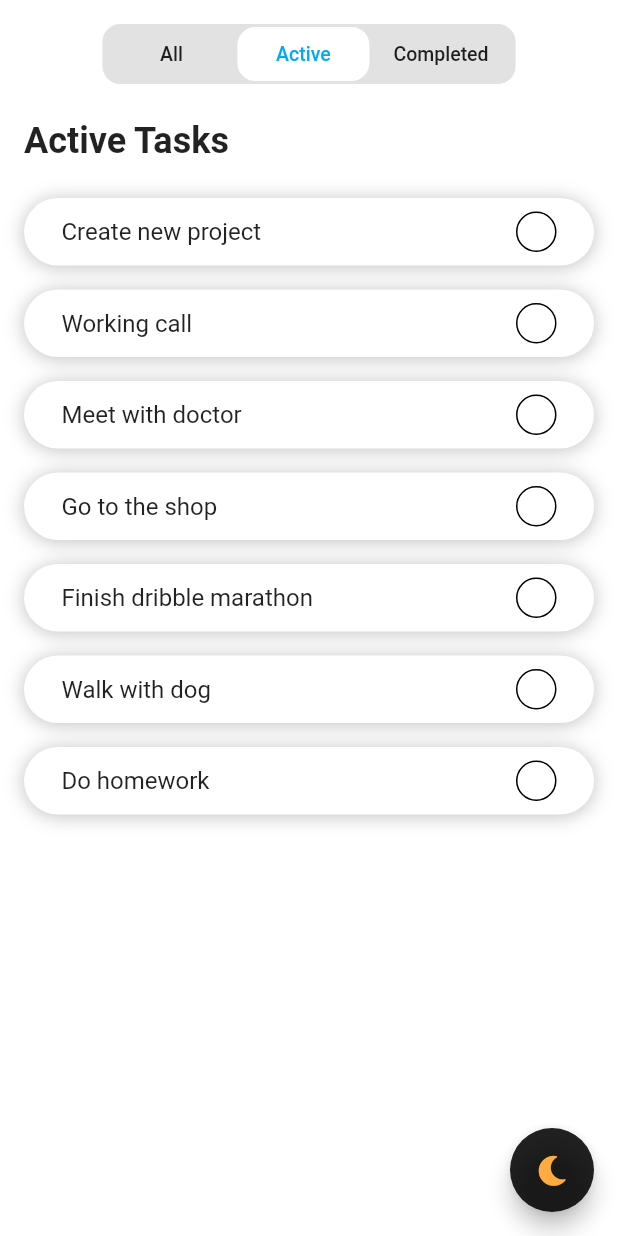
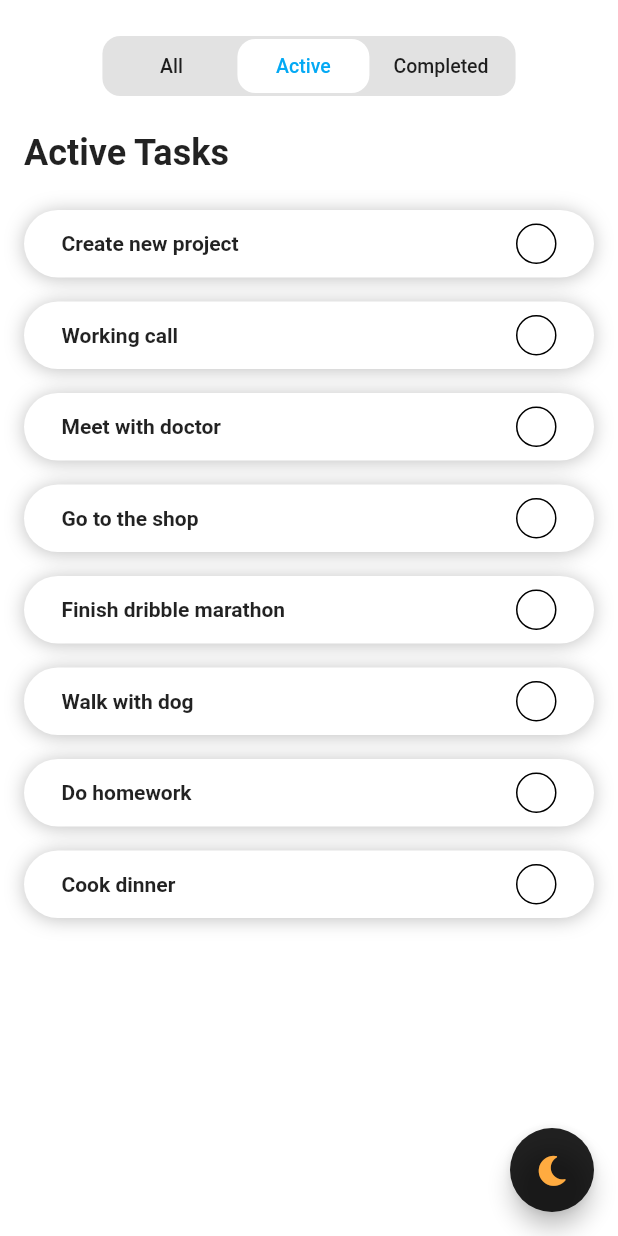
Before and after one commit to nguyenchitien/day02_ex_todolist, a Flutter app: the screen it shows after launch, after a tap on "Active", on a phone screen of 412 x 824 dp. Run offline on Flutter 3.47's test engine with Material 2 defaults, Android fonts, the phone set to English and light mode, and no system bars; our stand-ins replace font_awesome_flutter.

Commit message:
Refact code and update GUI UI

```diff
--- a/lib/main.dart
+++ b/lib/main.dart
@@ -1,9 +1,12 @@
 import 'package:flutter/material.dart';
 import 'package:flutter/services.dart';
+import 'package:flutter_day2_ex/res/colours.dart';
 import 'package:flutter_day2_ex/res/global_configurations.dart';
 import 'package:flutter_day2_ex/ui/home_page.dart';
 import 'package:flutter_day2_ex/widget/rounded_icon_button.dart';
 import 'package:font_awesome_flutter/font_awesome_flutter.dart';
+
+import 'res/global_configurations.dart';
 
 void main() {
   runApp(MyApp());
@@ -23,26 +26,23 @@ class _MyAppState extends State<MyApp> {
 
   @override
   Widget build(BuildContext context) {
-    final isDarkMode = GlobalConfigurations.isDarkMode;
-
     // TODO: Issue systemNavigationBarColor Android
+    // Fixed: 28/01/2021
     SystemChrome.setSystemUIOverlayStyle(
       SystemUiOverlayStyle(
         statusBarColor: Colors.transparent,
-        statusBarBrightness: isDarkMode ? Brightness.dark : Brightness.light,
+        statusBarBrightness: Colours.statusBrightness,
+        statusBarIconBrightness: Colours.statusBrightness,
+        systemNavigationBarIconBrightness: Colours.statusBrightness,
+        systemNavigationBarColor: Colours.systemNavigationBarColor,
       ),
     );
 
-    final themData = ThemeData(
-      primaryColor: isDarkMode ? Colors.black : Colors.white,
-      backgroundColor:
-          isDarkMode ? ThemeData.dark().backgroundColor : Colors.white,
-      buttonColor: isDarkMode ? Color(0xff3B3B3B) : Color(0xffF1F5FB),
-      textSelectionColor: isDarkMode ? Colors.white : Colors.black,
-      cardColor: isDarkMode ? Color(0xFF151515) : Colors.white,
-      canvasColor: isDarkMode ? ThemeData.dark().canvasColor : Colors.white,
-      brightness:
-          GlobalConfigurations.isDarkMode ? Brightness.dark : Brightness.light,
+    // basic appTheme
+    final appTheme = ThemeData(
+      backgroundColor: Colours.themeBGColor,
+      canvasColor: Colours.themeCanvasColor,
+      brightness: Colours.themeBrightness,
       appBarTheme: AppBarTheme(
         elevation: 0.0,
         color: Colors.transparent,
@@ -50,7 +50,7 @@ class _MyAppState extends State<MyApp> {
     );
 
     return MaterialApp(
-      theme: themData,
+      theme: appTheme,
       debugShowCheckedModeBanner: false,
       home: Scaffold(
         body: SafeArea(
@@ -58,12 +58,12 @@ class _MyAppState extends State<MyApp> {
           child: HomePage(),
         ),
         floatingActionButton: FloatingActionButton(
-          backgroundColor: isDarkMode ? Colors.deepPurple : Colors.black87,
+          backgroundColor: Colours.switchThemBtnBG,
           onPressed: _handleSwitchDarkTheme,
           child: RoundedIconButton(
             icon: Icon(
               FontAwesomeIcons.solidMoon,
-              color: isDarkMode ? Colors.white : Colors.orangeAccent,
+              color: Colours.switchThemeIconColor,
               size: 20,
             ),
           ),
--- a/lib/mock_data/mock_data.dart
+++ b/lib/mock_data/mock_data.dart
@@ -18,4 +18,5 @@ List<TaskModel> fakeData = [
   TaskModel(title: "Finish dribble marathon"),
   TaskModel(title: "Walk with dog"),
   TaskModel(title: "Do homework"),
+  TaskModel(title: "Cook dinner"),
 ];
--- a/lib/res/colours.dart
+++ b/lib/res/colours.dart
@@ -5,23 +5,37 @@ import 'global_configurations.dart';
 class Colours {
   // FOR APP_THEME
   // status brightness
-  static get statusBrightness => GlobalConfigurations.isDarkMode ? Brightness.light : Brightness.dark;
-  static get themeBGColor => GlobalConfigurations.isDarkMode ? ThemeData.dark().backgroundColor : Colors.white;
-  static get themeCanvasColor => GlobalConfigurations.isDarkMode ? ThemeData.dark().canvasColor : Colors.white;
-  static get themeBrightness => GlobalConfigurations.isDarkMode ? Brightness.dark : Brightness.light;
+  static get statusBrightness =>
+      GlobalConfigurations.isDarkMode ? Brightness.dark : Brightness.light;
+  static get themeBGColor => GlobalConfigurations.isDarkMode
+      ? ThemeData.dark().backgroundColor
+      : Colors.white;
+  static get themeCanvasColor => GlobalConfigurations.isDarkMode
+      ? ThemeData.dark().canvasColor
+      : Colors.white;
+  static get themeBrightness =>
+      GlobalConfigurations.isDarkMode ? Brightness.dark : Brightness.light;
   static get systemNavigationBarColor => themeCanvasColor;
 
   // background color
-  static get activeTabBGColor => GlobalConfigurations.isDarkMode ? Colors.black : Colors.white;
+  static get activeTabBGColor =>
+      GlobalConfigurations.isDarkMode ? Colors.black : Colors.white;
 
   // text colors
-  static get filterTabActiveColor => GlobalConfigurations.isDarkMode ? Colors.deepOrangeAccent : Colors.lightBlue;
-  static get completedTaskTitleColor => GlobalConfigurations.isDarkMode ? Colors.grey : Colors.black54;
+  static get filterTabActiveColor => GlobalConfigurations.isDarkMode
+      ? Colors.deepOrangeAccent
+      : Colors.lightBlue;
+  static get completedTaskTitleColor =>
+      GlobalConfigurations.isDarkMode ? Colors.grey : Colors.black54;
 
   // for checkbox
-  static get checkedBGColor => GlobalConfigurations.isDarkMode ? Colors.deepOrangeAccent : Colors.lightBlue;
+  static get checkedBGColor => GlobalConfigurations.isDarkMode
+      ? Colors.deepOrangeAccent
+      : Colors.lightBlue;
 
   // for switch them icon
-  static get switchThemBtnBG => GlobalConfigurations.isDarkMode ? Colors.deepPurple : Colors.black87;
-  static get switchThemeIconColor => GlobalConfigurations.isDarkMode ? Colors.white : Colors.orangeAccent;
+  static get switchThemBtnBG =>
+      GlobalConfigurations.isDarkMode ? Colors.deepPurple : Colors.black87;
+  static get switchThemeIconColor =>
+      GlobalConfigurations.isDarkMode ? Colors.white : Colors.orangeAccent;
 }
--- a/lib/res/filter_modes.dart
+++ b/lib/res/filter_modes.dart
@@ -1,3 +1,5 @@
+import 'package:flutter_day2_ex/res/strings.dart';
+
 enum FilterMode { all, active, completed }
 
 extension FilterModeEx on FilterMode {
@@ -7,13 +9,13 @@ extension FilterModeEx on FilterMode {
     var title;
     switch (filterMode) {
       case FilterMode.all:
-        title = "All";
+        title = Strings.allTaskTitle;
         break;
       case FilterMode.active:
-        title = "Active";
+        title = Strings.activeTaskTitle;
         break;
       case FilterMode.completed:
-        title = "Completed";
+        title = Strings.completedTaskTitle;
         break;
     }
     return title;
--- a/lib/res/global_configurations.dart
+++ b/lib/res/global_configurations.dart
@@ -1,7 +1,9 @@
 class GlobalConfigurations {
-  static bool isDarkMode = false;
+  static bool _isDarkMode = false;
+
+  static bool get isDarkMode => _isDarkMode;
 
   static void switchTheme() {
-    GlobalConfigurations.isDarkMode = !GlobalConfigurations.isDarkMode;
+    _isDarkMode = !_isDarkMode;
   }
 }
--- a/lib/ui/home_page.dart
+++ b/lib/ui/home_page.dart
@@ -1,6 +1,7 @@
 import 'package:flutter/material.dart';
 import 'package:flutter_day2_ex/mock_data/mock_data.dart';
 import 'package:flutter_day2_ex/models/task_model.dart';
+import 'package:flutter_day2_ex/res/dimens.dart';
 import 'package:flutter_day2_ex/res/filter_modes.dart';
 import 'package:flutter_day2_ex/ui/list_tasks.dart';
 import 'package:flutter_day2_ex/utils/utils.dart';
@@ -65,13 +66,13 @@ class _HomePageState extends State<HomePage> {
   Widget build(BuildContext context) {
     return Column(
       children: [
-        SizedBox(height: 16),
+        Gaps.vGap24,
         FilterTabs(
           listFilters: filterModes,
           currFilterMode: currFilterMode,
           onSelectFilterMode: _handleSelectedFilterMode,
         ),
-        SizedBox(height: 24),
+        Gaps.vGap24,
         Expanded(
           child: ListTasks(
             title: "${currFilterMode.title}",
--- a/lib/ui/list_tasks.dart
+++ b/lib/ui/list_tasks.dart
@@ -1,6 +1,8 @@
 import 'package:flutter/material.dart';
 import 'package:flutter_day2_ex/models/task_model.dart';
-import 'package:flutter_day2_ex/utils/callbacks.dart';
+import 'package:flutter_day2_ex/res/callbacks.dart';
+import 'package:flutter_day2_ex/res/dimens.dart';
+import 'package:flutter_day2_ex/res/styles.dart';
 import 'package:flutter_day2_ex/widget/task_item.dart';
 
 class ListTasks extends StatefulWidget {
@@ -8,12 +10,12 @@ class ListTasks extends StatefulWidget {
   final List<TaskModel> tasks;
   final CompletedTaskCallback onCompletedTaskCallBack;
 
-  const ListTasks(
-      {Key key,
-      @required this.title,
-      @required this.tasks,
-      @required this.onCompletedTaskCallBack})
-      : super(key: key);
+  const ListTasks({
+    Key key,
+    @required this.title,
+    @required this.tasks,
+    @required this.onCompletedTaskCallBack,
+  }) : super(key: key);
 
   @override
   _ListTasksState createState() => _ListTasksState();
@@ -32,17 +34,18 @@ class _ListTasksState extends State<ListTasks> {
       );
     }
     return SingleChildScrollView(
+      physics: BouncingScrollPhysics(),
       child: Column(
         crossAxisAlignment: CrossAxisAlignment.start,
         children: [
           Padding(
-            padding: EdgeInsets.symmetric(horizontal: 16),
+            padding: EdgeInsets.symmetric(horizontal: Dimens.gap_dp16),
             child: Text(
               "${widget.title} Tasks",
-              style: TextStyle(fontSize: 24, fontWeight: FontWeight.bold),
+              style: Styles.headingTitle,
             ),
           ),
-          SizedBox(height: 24),
+          Gaps.vGap24,
           ListView.builder(
             padding: EdgeInsets.zero,
             shrinkWrap: true,
--- a/lib/widget/filter_tabs.dart
+++ b/lib/widget/filter_tabs.dart
@@ -1,24 +1,16 @@
 import 'package:flutter/material.dart';
+import 'package:flutter_day2_ex/res/colours.dart';
 import 'package:flutter_day2_ex/res/filter_modes.dart';
-import 'package:flutter_day2_ex/res/global_configurations.dart';
 
 class FilterTabs extends StatelessWidget {
   final FilterMode currFilterMode;
   final List<FilterMode> listFilters;
   final ValueChanged<FilterMode> onSelectFilterMode;
 
-  const FilterTabs(
-      {Key key, this.currFilterMode, this.listFilters, this.onSelectFilterMode})
-      : super(key: key);
+  const FilterTabs({Key key, this.currFilterMode, this.listFilters, this.onSelectFilterMode}) : super(key: key);
 
   @override
   Widget build(BuildContext context) {
-    final isDarkMode = GlobalConfigurations.isDarkMode;
-
-    final textActiveColor =
-        isDarkMode ? Colors.deepOrangeAccent : Colors.lightBlue;
-    final activeBackgroundColor = isDarkMode ? Colors.black : Colors.white;
-
     return Container(
       height: 40,
       decoration: BoxDecoration(
@@ -32,10 +24,8 @@ class FilterTabs extends StatelessWidget {
         children: listFilters
             .map(
               (filterMode) => _buildTabItem(
-                color:
-                    filterMode == currFilterMode ? activeBackgroundColor : null,
-                textColor:
-                    filterMode == currFilterMode ? textActiveColor : null,
+                color: filterMode == currFilterMode ? Colours.activeTabBGColor : null,
+                textColor: filterMode == currFilterMode ? Colours.filterTabActiveColor : null,
                 title: filterMode.title,
                 onPressed: () {
                   onSelectFilterMode(filterMode);
@@ -47,8 +37,7 @@ class FilterTabs extends StatelessWidget {
     );
   }
 
-  Widget _buildTabItem(
-      {Color color, String title, Function onPressed, textColor}) {
+  Widget _buildTabItem({Color color, String title, Function onPressed, textColor}) {
     return FlatButton(
       height: double.infinity,
       padding: EdgeInsets.symmetric(horizontal: 16),
--- a/lib/widget/task_item.dart
+++ b/lib/widget/task_item.dart
@@ -1,9 +1,10 @@
 import 'package:flutter/material.dart';
 import 'package:flutter_day2_ex/models/task_model.dart';
+import 'package:flutter_day2_ex/res/callbacks.dart';
+import 'package:flutter_day2_ex/res/dimens.dart';
 import 'package:flutter_day2_ex/res/global_configurations.dart';
-import 'package:flutter_day2_ex/utils/callbacks.dart';
-import 'package:flutter_day2_ex/utils/utils.dart';
-import 'package:flutter_day2_ex/widget/rounded_checbox.dart';
+import 'package:flutter_day2_ex/res/styles.dart';
+import 'package:flutter_day2_ex/widget/rounded_checkbox.dart';
 
 class TaskItem extends StatefulWidget {
   const TaskItem({
@@ -42,25 +43,24 @@ class _TaskItemState extends State<TaskItem> {
 
     // TODO: Need refactor colors with ThemData
     final textDecoration = isChecked ? TextDecoration.lineThrough : null;
+    final textStyle = isChecked ? Styles.completedTaskTitle : Styles.activeTaskTitle;
+
     final backgroundColorDark = isChecked ? Colors.black26 : Colors.black;
     final backgroundColorLight = Colors.white;
 
-    final borderColorLight =
-        isChecked ? Colors.grey.withOpacity(0) : Colors.transparent;
+    final borderColorLight = isChecked ? Colors.grey.withOpacity(0) : Colors.transparent;
     final borderColor = isDarkMode ? Colors.transparent : borderColorLight;
 
     var shadowColor;
     if (isDarkMode) {
       shadowColor = Colors.black.withOpacity(0.2);
     } else {
-      shadowColor = isChecked
-          ? Colors.grey.withOpacity(0.2)
-          : Colors.black.withOpacity(0.25);
+      shadowColor = isChecked ? Colors.grey.withOpacity(0.5) : Colors.black.withOpacity(0.25);
     }
 
     return Container(
-      margin: EdgeInsets.only(bottom: 16, left: 16, right: 16),
-      padding: EdgeInsets.symmetric(horizontal: 24, vertical: 8),
+      margin: EdgeInsets.only(bottom: Dimens.gap_dp16, left: Dimens.gap_dp16, right: Dimens.gap_dp16),
+      padding: EdgeInsets.symmetric(horizontal: Dimens.gap_dp24, vertical: Dimens.gap_dp8),
       decoration: BoxDecoration(
         color: isDarkMode ? backgroundColorDark : backgroundColorLight,
         borderRadius: BorderRadius.circular(50),
@@ -76,10 +76,18 @@ class _TaskItemState extends State<TaskItem> {
       child: Row(
         mainAxisAlignment: MainAxisAlignment.spaceBetween,
         children: [
-          Text(
-            widget.task.title,
-            style: TextStyle(fontSize: 16, decoration: textDecoration),
+          // Wrap Expanded -> Container -> Text for textOverflow
+          Expanded(
+            child: Container(
+              child: Text(
+                widget.task.title,
+                style: textStyle.copyWith(decoration: textDecoration),
+                maxLines: 1,
+                overflow: TextOverflow.ellipsis,
+              ),
+            ),
           ),
+          Gaps.hGap8,
           RoundedCheckbox(value: isChecked, onChanged: _onChecked),
         ],
       ),
```
Also changed, not shown: lib/utils/utils.dart (+1 -6 lines), lib/res/callbacks.dart (renamed from lib/utils/callbacks.dart), lib/widget/rounded_checkbox.dart (renamed from lib/widget/rounded_checbox.dart).
